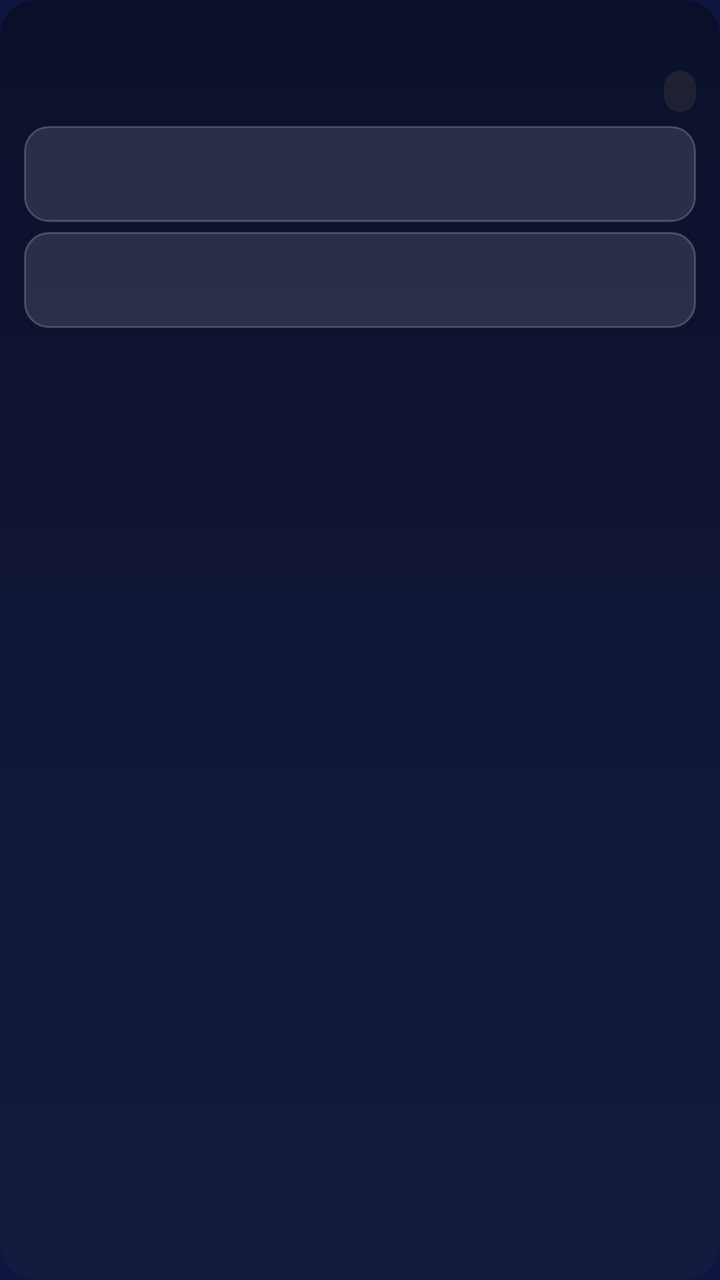
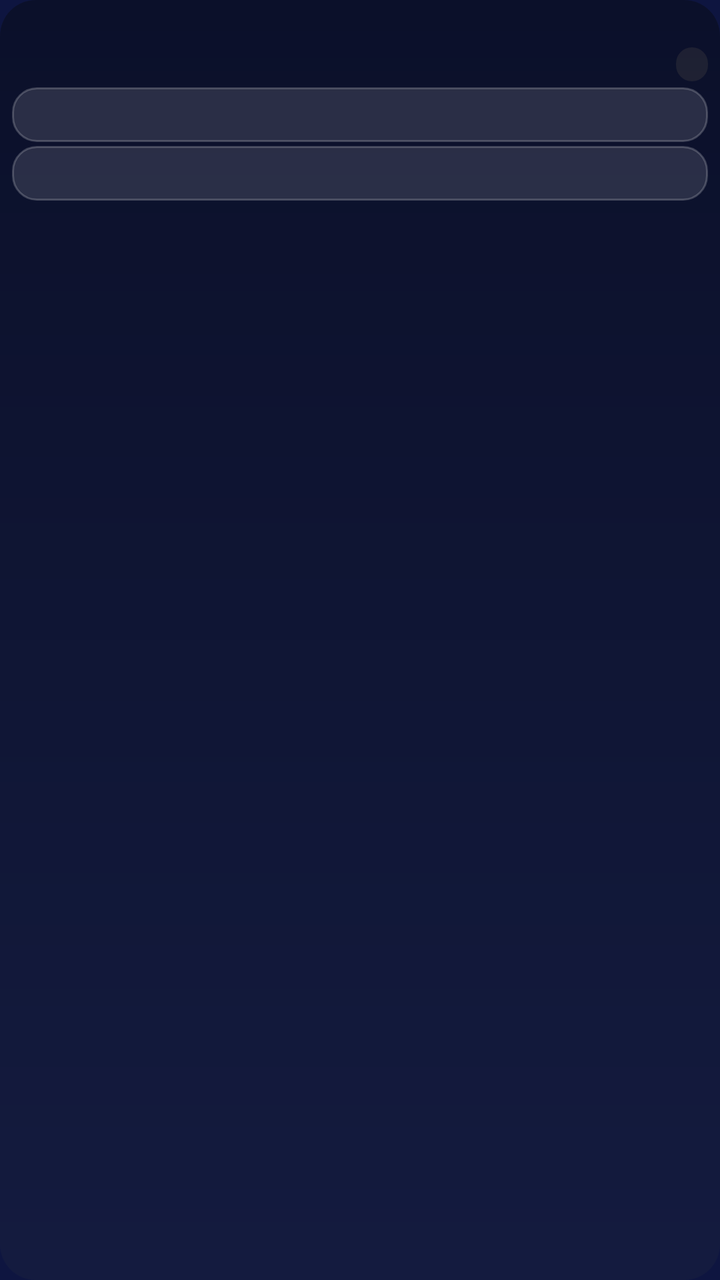

Screens rendered from an Android XML layout before and after an edit, with the pre-edit source and the edit as a unified diff.
<!-- AndroidManifest.xml: application theme Theme.Mawaqiti -->
<!-- res/layout/widget_mawaqiti_ar.xml -->
<?xml version="1.0" encoding="utf-8"?>
<LinearLayout xmlns:android="http://schemas.android.com/apk/res/android"
    android:id="@+id/widget_root"
    android:layout_width="match_parent"
    android:layout_height="match_parent"
    android:background="@drawable/widget_background"
    android:layoutDirection="ltr"
    android:orientation="vertical"
    android:padding="12dp">

    
    <LinearLayout
        android:layout_width="match_parent"
        android:layout_height="wrap_content"
        android:gravity="center_vertical"
        android:orientation="horizontal">

        <TextView
            android:id="@+id/widget_city"
            android:layout_width="0dp"
            android:layout_height="wrap_content"
            android:layout_marginEnd="@dimen/widget_row_gap"
            android:layout_weight="1"
            android:ellipsize="end"
            android:gravity="start|center_vertical"
            android:maxLines="1"
            android:textColor="@color/widget_text"
            android:textSize="15sp"
            android:textStyle="bold" />

        <TextView
            android:id="@+id/widget_wordmark"
            android:layout_width="wrap_content"
            android:layout_height="wrap_content"
            android:gravity="end|center_vertical"
            android:maxLines="1"
            android:textColor="@color/widget_gold"
            android:textSize="12sp"
            android:textStyle="bold" />
    </LinearLayout>

    
    <LinearLayout
        android:layout_width="match_parent"
        android:layout_height="wrap_content"
        android:layout_marginTop="3dp"
        android:gravity="center_vertical"
        android:orientation="horizontal">

        <TextView
            android:id="@+id/widget_date"
            android:layout_width="0dp"
            android:layout_height="wrap_content"
            android:layout_marginEnd="8dp"
            android:layout_weight="1"
            android:ellipsize="end"
            android:gravity="start|center_vertical"
            android:maxLines="1"
            android:textColor="@color/widget_text_muted"
            android:textSize="11sp" />

        <TextView
            android:id="@+id/widget_next"
            android:layout_width="wrap_content"
            android:layout_height="wrap_content"
            android:background="@drawable/widget_gold_pill"
            android:ellipsize="end"
            android:maxLines="1"
            android:paddingStart="8dp"
            android:paddingTop="3dp"
            android:paddingEnd="8dp"
            android:paddingBottom="3dp"
            android:textColor="@color/widget_gold"
            android:textSize="11sp"
            android:textStyle="bold" />
    </LinearLayout>

    
    <LinearLayout
        android:layout_width="match_parent"
        android:layout_height="wrap_content"
        android:layout_marginTop="7dp"
        android:background="@drawable/widget_glass_row"
        android:baselineAligned="false"
        android:orientation="horizontal"
        android:paddingTop="7dp"
        android:paddingBottom="7dp">

        <LinearLayout
            android:layout_width="0dp"
            android:layout_height="wrap_content"
            android:layout_weight="1"
            android:gravity="center"
            android:orientation="vertical">

            <TextView
                android:id="@+id/widget_dhuhr_name"
                android:layout_width="wrap_content"
                android:layout_height="wrap_content"
                android:maxLines="1"
                android:textColor="@color/widget_text_muted"
                android:textSize="10sp" />

            <TextView
                android:id="@+id/widget_dhuhr_time"
                android:layout_width="wrap_content"
                android:layout_height="wrap_content"
                android:maxLines="1"
                android:textColor="@color/widget_text"
                android:textSize="15sp"
                android:textStyle="bold" />
        </LinearLayout>

        <LinearLayout
            android:layout_width="0dp"
            android:layout_height="wrap_content"
            android:layout_weight="1"
            android:gravity="center"
            android:orientation="vertical">

            <TextView
                android:id="@+id/widget_sunrise_name"
                android:layout_width="wrap_content"
                android:layout_height="wrap_content"
                android:maxLines="1"
                android:textColor="@color/widget_text_muted"
                android:textSize="10sp" />

            <TextView
                android:id="@+id/widget_sunrise_time"
                android:layout_width="wrap_content"
                android:layout_height="wrap_content"
                android:maxLines="1"
                android:textColor="@color/widget_text"
                android:textSize="15sp"
                android:textStyle="bold" />
        </LinearLayout>

        <LinearLayout
            android:layout_width="0dp"
            android:layout_height="wrap_content"
            android:layout_weight="1"
            android:gravity="center"
            android:orientation="vertical">

            <TextView
                android:id="@+id/widget_fajr_name"
                android:layout_width="wrap_content"
                android:layout_height="wrap_content"
                android:maxLines="1"
                android:textColor="@color/widget_text_muted"
                android:textSize="10sp" />

            <TextView
                android:id="@+id/widget_fajr_time"
                android:layout_width="wrap_content"
                android:layout_height="wrap_content"
                android:maxLines="1"
                android:textColor="@color/widget_text"
                android:textSize="15sp"
                android:textStyle="bold" />
        </LinearLayout>
    </LinearLayout>

    
    <LinearLayout
        android:layout_width="match_parent"
        android:layout_height="wrap_content"
        android:layout_marginTop="5dp"
        android:background="@drawable/widget_glass_row"
        android:baselineAligned="false"
        android:orientation="horizontal"
        android:paddingTop="7dp"
        android:paddingBottom="7dp">

        <LinearLayout
            android:layout_width="0dp"
            android:layout_height="wrap_content"
            android:layout_weight="1"
            android:gravity="center"
            android:orientation="vertical">

            <TextView
                android:id="@+id/widget_isha_name"
                android:layout_width="wrap_content"
                android:layout_height="wrap_content"
                android:maxLines="1"
                android:textColor="@color/widget_text_muted"
                android:textSize="10sp" />

            <TextView
                android:id="@+id/widget_isha_time"
                android:layout_width="wrap_content"
                android:layout_height="wrap_content"
                android:maxLines="1"
                android:textColor="@color/widget_text"
                android:textSize="15sp"
                android:textStyle="bold" />
        </LinearLayout>

        <LinearLayout
            android:layout_width="0dp"
            android:layout_height="wrap_content"
            android:layout_weight="1"
            android:gravity="center"
            android:orientation="vertical">

            <TextView
                android:id="@+id/widget_maghrib_name"
                android:layout_width="wrap_content"
                android:layout_height="wrap_content"
                android:maxLines="1"
                android:textColor="@color/widget_text_muted"
                android:textSize="10sp" />

            <TextView
                android:id="@+id/widget_maghrib_time"
                android:layout_width="wrap_content"
                android:layout_height="wrap_content"
                android:maxLines="1"
                android:textColor="@color/widget_text"
                android:textSize="15sp"
                android:textStyle="bold" />
        </LinearLayout>

        <LinearLayout
            android:layout_width="0dp"
            android:layout_height="wrap_content"
            android:layout_weight="1"
            android:gravity="center"
            android:orientation="vertical">

            <TextView
                android:id="@+id/widget_asr_name"
                android:layout_width="wrap_content"
                android:layout_height="wrap_content"
                android:maxLines="1"
                android:textColor="@color/widget_text_muted"
                android:textSize="10sp" />

            <TextView
                android:id="@+id/widget_asr_time"
                android:layout_width="wrap_content"
                android:layout_height="wrap_content"
                android:maxLines="1"
                android:textColor="@color/widget_text"
                android:textSize="15sp"
                android:textStyle="bold" />
        </LinearLayout>
    </LinearLayout>
</LinearLayout>
<!-- resources referenced by this layout -->
<resources>
  <color name="widget_gold">#FFD98A</color>
  <color name="widget_text">#F3F5FF</color>
  <color name="widget_text_muted">#AEB7D6</color>
  <dimen name="widget_row_gap">12dp</dimen>
  <!-- drawable widget_background (drawable) -->
  <?xml version="1.0" encoding="utf-8"?>
  <shape xmlns:android="http://schemas.android.com/apk/res/android"
      android:shape="rectangle">
      <gradient
          android:angle="270"
          android:startColor="@color/widget_night_top"
          android:endColor="@color/widget_night_bottom"
          android:type="linear" />
      <corners android:radius="18dp" />
  </shape>
  <!-- drawable widget_glass_row (drawable) -->
  <?xml version="1.0" encoding="utf-8"?>
  <shape xmlns:android="http://schemas.android.com/apk/res/android"
      android:shape="rectangle">
      <solid android:color="@color/widget_glass" />
      <stroke
          android:width="1dp"
          android:color="@color/widget_glass_border" />
      <corners android:radius="12dp" />
  </shape>
  <!-- drawable widget_gold_pill (drawable) -->
  <?xml version="1.0" encoding="utf-8"?>
  <shape xmlns:android="http://schemas.android.com/apk/res/android"
      android:shape="rectangle">
      <solid android:color="#14FFD98A" />
      <corners android:radius="12dp" />
  </shape>
  <style name="Theme.Mawaqiti" parent="Theme.AppCompat.DayNight.NoActionBar">
          <item name="android:windowBackground">@color/mawaqiti_background</item>
          <item name="android:statusBarColor">@android:color/transparent</item>
          <item name="android:navigationBarColor">@android:color/transparent</item>
          <item name="android:windowLightStatusBar">false</item>
      </style>
  <color name="widget_night_top">#0B102A</color>
  <color name="widget_night_bottom">#141B3F</color>
  <color name="widget_glass">#1FFFFFFF</color>
  <color name="widget_glass_border">#33FFFFFF</color>
  <color name="mawaqiti_background">#0E1540</color>
</resources>

<!-- the commit's change to res/layout/widget_mawaqiti_ar.xml (unified diff, before → after) -->
@@ -6,7 +6,7 @@
     android:background="@drawable/widget_background"
     android:layoutDirection="ltr"
     android:orientation="vertical"
-    android:padding="12dp">
+    android:padding="6dp">
 
     
     <LinearLayout
@@ -25,7 +25,7 @@
             android:gravity="start|center_vertical"
             android:maxLines="1"
             android:textColor="@color/widget_text"
-            android:textSize="15sp"
+            android:textSize="11sp"
             android:textStyle="bold" />
 
         <TextView
@@ -35,7 +35,7 @@
             android:gravity="end|center_vertical"
             android:maxLines="1"
             android:textColor="@color/widget_gold"
-            android:textSize="12sp"
+            android:textSize="10sp"
             android:textStyle="bold" />
     </LinearLayout>
 
@@ -57,7 +57,7 @@
             android:gravity="start|center_vertical"
             android:maxLines="1"
             android:textColor="@color/widget_text_muted"
-            android:textSize="11sp" />
+            android:textSize="8sp" />
 
         <TextView
             android:id="@+id/widget_next"
@@ -71,7 +71,7 @@
             android:paddingEnd="8dp"
             android:paddingBottom="3dp"
             android:textColor="@color/widget_gold"
-            android:textSize="11sp"
+            android:textSize="8sp"
             android:textStyle="bold" />
     </LinearLayout>
 
@@ -79,12 +79,12 @@
     <LinearLayout
         android:layout_width="match_parent"
         android:layout_height="wrap_content"
-        android:layout_marginTop="7dp"
+        android:layout_marginTop="3dp"
         android:background="@drawable/widget_glass_row"
         android:baselineAligned="false"
         android:orientation="horizontal"
-        android:paddingTop="7dp"
-        android:paddingBottom="7dp">
+        android:paddingTop="2dp"
+        android:paddingBottom="2dp">
 
         <LinearLayout
             android:layout_width="0dp"
@@ -99,7 +99,7 @@
                 android:layout_height="wrap_content"
                 android:maxLines="1"
                 android:textColor="@color/widget_text_muted"
-                android:textSize="10sp" />
+                android:textSize="7sp" />
 
             <TextView
                 android:id="@+id/widget_dhuhr_time"
@@ -107,7 +107,7 @@
                 android:layout_height="wrap_content"
                 android:maxLines="1"
                 android:textColor="@color/widget_text"
-                android:textSize="15sp"
+                android:textSize="10sp"
                 android:textStyle="bold" />
         </LinearLayout>
 
@@ -124,7 +124,7 @@
                 android:layout_height="wrap_content"
                 android:maxLines="1"
                 android:textColor="@color/widget_text_muted"
-                android:textSize="10sp" />
+                android:textSize="7sp" />
 
             <TextView
                 android:id="@+id/widget_sunrise_time"
@@ -132,7 +132,7 @@
                 android:layout_height="wrap_content"
                 android:maxLines="1"
                 android:textColor="@color/widget_text"
-                android:textSize="15sp"
+                android:textSize="10sp"
                 android:textStyle="bold" />
         </LinearLayout>
 
@@ -149,7 +149,7 @@
                 android:layout_height="wrap_content"
                 android:maxLines="1"
                 android:textColor="@color/widget_text_muted"
-                android:textSize="10sp" />
+                android:textSize="7sp" />
 
             <TextView
                 android:id="@+id/widget_fajr_time"
@@ -157,21 +157,21 @@
                 android:layout_height="wrap_content"
                 android:maxLines="1"
                 android:textColor="@color/widget_text"
-                android:textSize="15sp"
-                android:textStyle="bold" />
-        </LinearLayout>
-    </LinearLayout>
-
-    
-    <LinearLayout
-        android:layout_width="match_parent"
-        android:layout_height="wrap_content"
-        android:layout_marginTop="5dp"
+                android:textSize="10sp"
+                android:textStyle="bold" />
+        </LinearLayout>
+    </LinearLayout>
+
+    
+    <LinearLayout
+        android:layout_width="match_parent"
+        android:layout_height="wrap_content"
+        android:layout_marginTop="2dp"
         android:background="@drawable/widget_glass_row"
         android:baselineAligned="false"
         android:orientation="horizontal"
-        android:paddingTop="7dp"
-        android:paddingBottom="7dp">
+        android:paddingTop="2dp"
+        android:paddingBottom="2dp">
 
         <LinearLayout
             android:layout_width="0dp"
@@ -186,7 +186,7 @@
                 android:layout_height="wrap_content"
                 android:maxLines="1"
                 android:textColor="@color/widget_text_muted"
-                android:textSize="10sp" />
+                android:textSize="7sp" />
 
             <TextView
                 android:id="@+id/widget_isha_time"
@@ -194,7 +194,7 @@
                 android:layout_height="wrap_content"
                 android:maxLines="1"
                 android:textColor="@color/widget_text"
-                android:textSize="15sp"
+                android:textSize="10sp"
                 android:textStyle="bold" />
         </LinearLayout>
 
@@ -211,7 +211,7 @@
                 android:layout_height="wrap_content"
                 android:maxLines="1"
                 android:textColor="@color/widget_text_muted"
-                android:textSize="10sp" />
+                android:textSize="7sp" />
 
             <TextView
                 android:id="@+id/widget_maghrib_time"
@@ -219,7 +219,7 @@
                 android:layout_height="wrap_content"
                 android:maxLines="1"
                 android:textColor="@color/widget_text"
-                android:textSize="15sp"
+                android:textSize="10sp"
                 android:textStyle="bold" />
         </LinearLayout>
 
@@ -236,7 +236,7 @@
                 android:layout_height="wrap_content"
                 android:maxLines="1"
                 android:textColor="@color/widget_text_muted"
-                android:textSize="10sp" />
+                android:textSize="7sp" />
 
             <TextView
                 android:id="@+id/widget_asr_time"
@@ -244,7 +244,7 @@
                 android:layout_height="wrap_content"
                 android:maxLines="1"
                 android:textColor="@color/widget_text"
-                android:textSize="15sp"
+                android:textSize="10sp"
                 android:textStyle="bold" />
         </LinearLayout>
     </LinearLayout>
